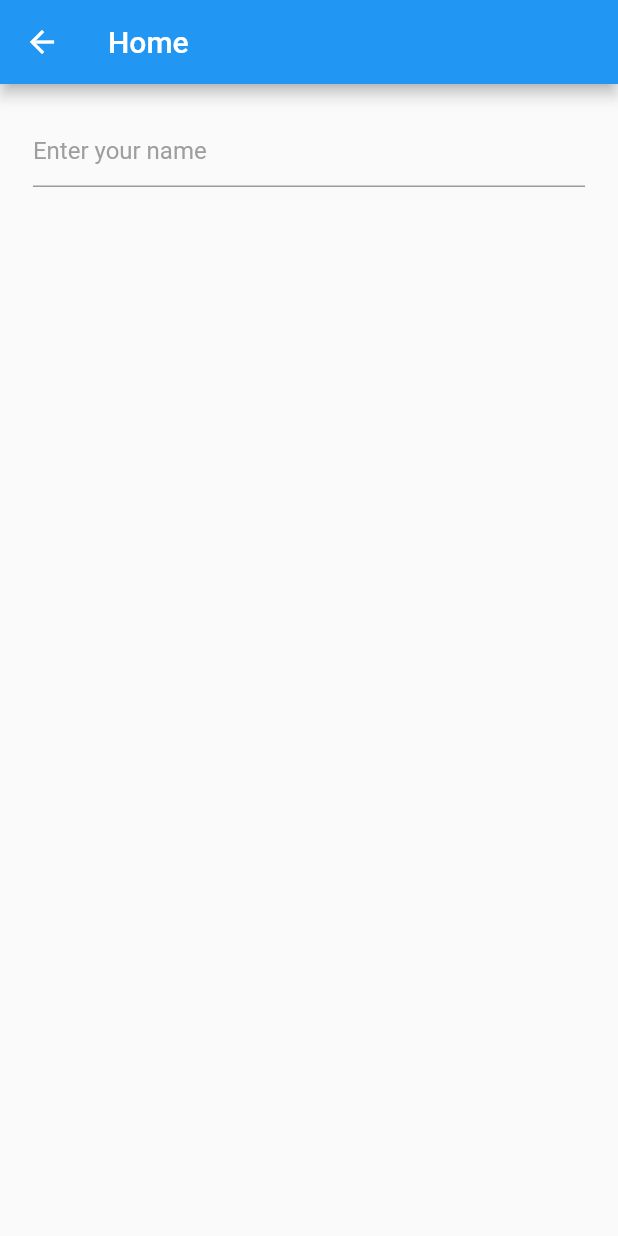
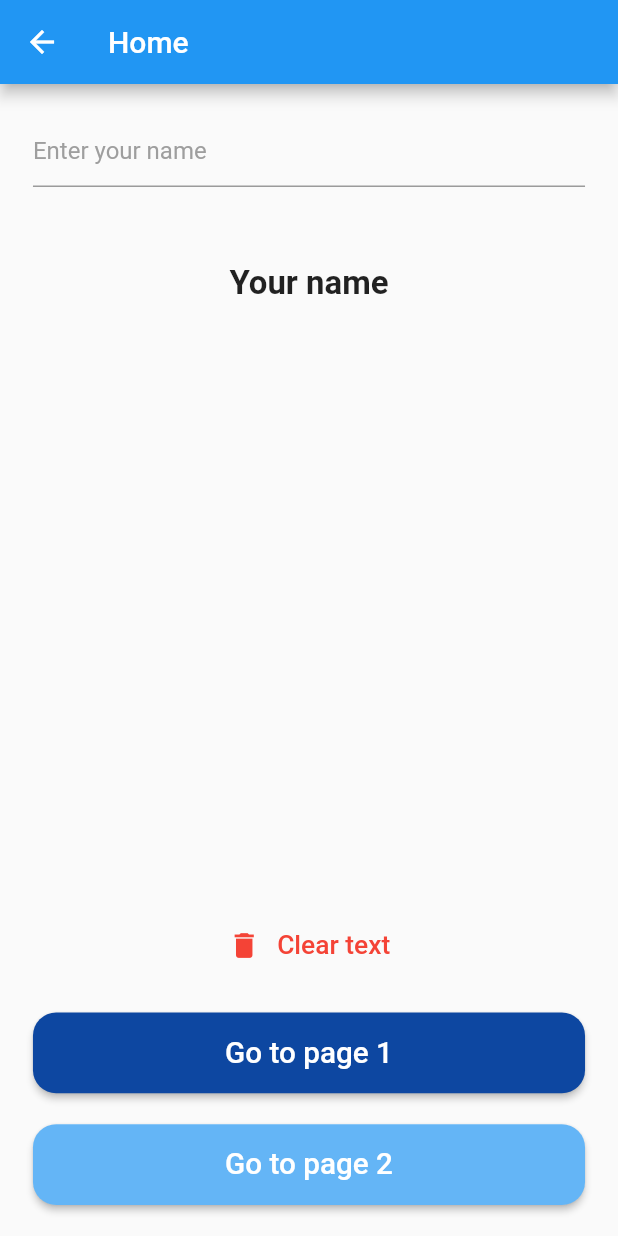
Before and after one commit to eliasmikha/OSOSS-Mobile-Test, a Flutter app: the HomeScreen screen opened directly, on a phone screen of 412 x 824 dp. Run offline on Flutter 3.47's test engine with Material 2 defaults, Android fonts, the phone set to English and light mode, and no system bars; our stand-ins replace flutter_bloc, flutter_screenutil, flutter_svg; missing offline and left inert: swipeable_page_route.

Commit message:
finishing up home screen

```diff
--- a/lib/features/home/presentation/screens/home_screen.dart
+++ b/lib/features/home/presentation/screens/home_screen.dart
@@ -6,7 +6,7 @@ import 'package:provider/provider.dart';
 class HomeScreen extends StatefulWidget {
   static const String routeName = '/HomeScreen';
 
-  const HomeScreen({super.key});
+  const HomeScreen({Key? key}) : super(key: key);
 
   @override
   State<HomeScreen> createState() => _HomeScreenState();
@@ -27,4 +27,10 @@ class _HomeScreenState extends State<HomeScreen> {
       ),
     );
   }
+
+  @override
+  void dispose() {
+    sn.dispose();
+    super.dispose();
+  }
 }
--- a/lib/features/home/presentation/screens/home_screen_content.dart
+++ b/lib/features/home/presentation/screens/home_screen_content.dart
@@ -1,8 +1,9 @@
 import 'package:flutter/material.dart';
 import 'package:flutter_bloc/flutter_bloc.dart';
 import 'package:flutter_screenutil/flutter_screenutil.dart';
-import 'package:ososs/core/constants/app_constants.dart';
-import 'package:ososs/features/home/presentation/state_management/notifier/home_screen_notifier.dart';
+
+import '../../../../core/constants/app_constants.dart';
+import '../state_management/notifier/home_screen_notifier.dart';
 
 class HomeScreenContent extends StatefulWidget {
   const HomeScreenContent({super.key});
@@ -17,31 +18,145 @@ class _HomeScreenContentState extends State<HomeScreenContent> {
   @override
   Widget build(BuildContext context) {
     sn = context.read<HomeScreenNotifier>();
+    sn.context = context;
 
     return Container(
       height: 1.sh,
       width: 1.sw,
       padding: AppConstants.screenPadding,
-      child: Column(
+      child: Form(
+        key: sn.formKey,
+        child: Column(
+          children: [
+            20.verticalSpace,
+
+            // name text filed
+            _buildNameField(),
+            50.verticalSpace,
+
+            // name viewer
+            _buildNameViewer(),
+
+            const Spacer(),
+
+            // clear text button
+            _buildClearTextButton(),
+            20.verticalSpace,
+
+            // page 1 Button
+            _buildPageButton(
+              buttonText: 'Go to page 1',
+              onPressed: sn.onPage1ButtonPressed,
+            ),
+            20.verticalSpace,
+
+            // page 2 Button
+            _buildPageButton(
+              buttonText: 'Go to page 2',
+              onPressed: () {},
+              backgroundColor: Colors.blue.shade300,
+            ),
+            20.verticalSpace,
+          ],
+        ),
+      ),
+    );
+  }
+
+  Widget _buildPageButton({
+    required void Function() onPressed,
+    required String buttonText,
+    Color? backgroundColor,
+  }) {
+    return ElevatedButton(
+      onPressed: onPressed,
+      child: Container(
+        width: 1.sw,
+        padding: EdgeInsets.symmetric(
+          vertical: 15.h,
+        ),
+        child: Align(
+          child: Text(
+            buttonText,
+            style: TextStyle(
+              fontSize: 18.sp,
+            ),
+          ),
+        ),
+      ),
+      style: ElevatedButton.styleFrom(
+        backgroundColor: backgroundColor ?? Colors.blue.shade900,
+        shape: RoundedRectangleBorder(
+          borderRadius: BorderRadius.circular(15.r),
+        ),
+      ),
+    );
+  }
+
+  Widget _buildClearTextButton() {
+    return TextButton(
+      onPressed: sn.clearNameFieldText,
+      child: Row(
+        mainAxisSize: MainAxisSize.min,
         children: [
-          20.verticalSpace,
-
-          // name text filed
-          _buildNameField(),
+          Icon(
+            Icons.delete,
+            color: Colors.red,
+            size: 20.sp,
+          ),
+          10.horizontalSpace,
+          Text(
+            "Clear text",
+            style: TextStyle(
+              color: Colors.red,
+              fontSize: 16.sp,
+            ),
+          ),
         ],
       ),
+    );
+  }
+
+  Widget _buildNameViewer() {
+    return Builder(
+      builder: (context) {
+        context.select<HomeScreenNotifier, String>((p) => p.name);
+
+        return Text(
+          sn.name.isNotEmpty ? sn.name : "Your name",
+          style: TextStyle(
+            fontSize: 20.sp,
+            fontWeight: FontWeight.bold,
+          ),
+        );
+      },
     );
   }
 
   Widget _buildNameField() {
     return TextFormField(
       controller: sn.nameController,
+      focusNode: sn.nameFocusNode,
+      key: sn.nameKey,
       decoration: const InputDecoration(
         hintText: 'Enter your name',
         hintStyle: TextStyle(
           color: Colors.grey,
         ),
       ),
+      onChanged: (value) {
+        sn.name = value;
+        sn.nameKey.currentState?.validate();
+      },
+      onFieldSubmitted: (value) {
+        sn.formKey.currentState?.validate();
+      },
+      validator: (value) {
+        if (value == null || value.isEmpty) {
+          return "This field can't be empty!";
+        }
+        return null;
+      },
     );
   }
 }
--- a/lib/features/home/presentation/state_management/notifier/home_screen_notifier.dart
+++ b/lib/features/home/presentation/state_management/notifier/home_screen_notifier.dart
@@ -1,16 +1,45 @@
 import 'package:flutter/material.dart';
 
+import '../../../../more/shapes/presentation/screens/shapes_screen.dart';
+
 class HomeScreenNotifier extends ChangeNotifier {
-  /// Variables
+  /// Fields
+  late BuildContext context;
+
+  final formKey = GlobalKey<FormState>();
+  final nameKey = GlobalKey<FormFieldState<String>>();
   final nameController = TextEditingController();
+  final nameFocusNode = FocusNode();
+
+  String _name = '';
 
   /// Setters & Getters
+  String get name => _name;
+  set name(String value) {
+    _name = value;
+    notifyListeners();
+  }
 
   /// Methods
+  void clearNameFieldText() {
+    nameController.text = '';
+    _name = '';
+    notifyListeners();
+  }
+
+  void onPage1ButtonPressed() {
+    Navigator.of(context).pushNamed(
+      ShapesScreen.routeName,
+      arguments: ShapesScreenParam(
+        yourName: _name.isNotEmpty ? _name : "Your name",
+      ),
+    );
+  }
 
   @override
   void dispose() {
     nameController.dispose();
+    nameFocusNode.dispose();
     super.dispose();
   }
 }
```
